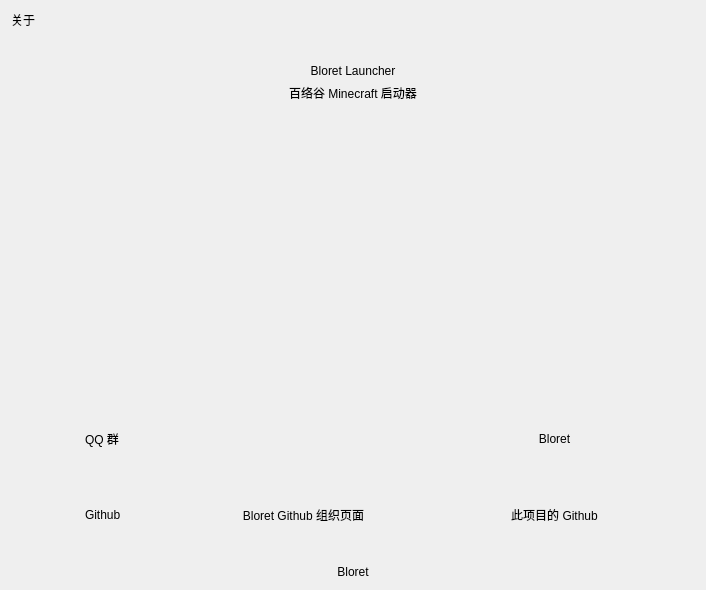
Old version of the form ui/info.ui in the repository BloretCrew/Bloret-Launcher.
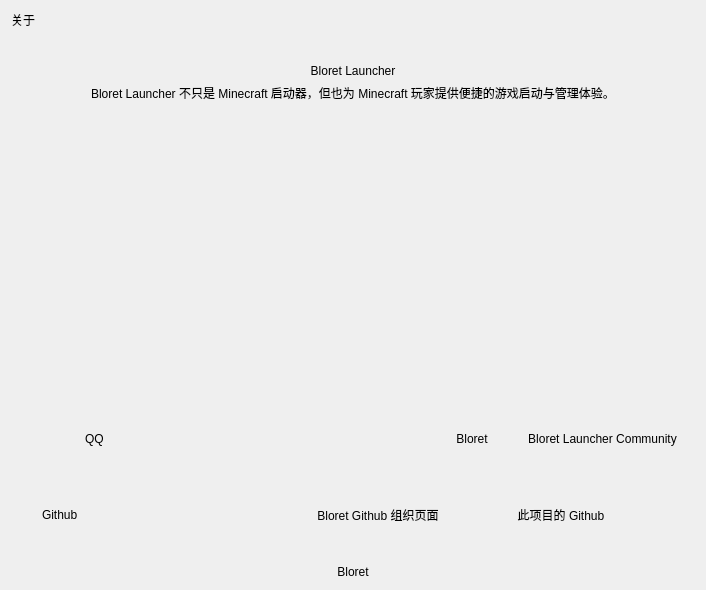
New version of the form. Icons and pictures are not drawn. Custom widgets are drawn as their Qt base class.

Commit message:
feat功能): 增加 Bloret PassPort 功能并优化用户界面
- 新增 Bloret PassPort 功能，包括用户登录、登出和权限管理
- 优化用户界面，调整布局和样式，提高可读性和易用性
- 添加新功能：显示软件打开过程、重复运行设置
- 修复部分现有功能，如下载源选择和自定义应用程序

Patch:
```diff
--- a/ui/info.ui
+++ b/ui/info.ui
@@ -93,7 +93,7 @@
        <item>
         <widget class="CaptionLabel" name="CaptionLabel_3">
          <property name="text">
-          <string>百络谷 Minecraft 启动器</string>
+          <string>Bloret Launcher 不只是 Minecraft 启动器，但也为 Minecraft 玩家提供便捷的游戏启动与管理体验。</string>
          </property>
          <property name="alignment">
           <set>Qt::AlignCenter</set>
@@ -185,7 +185,10 @@
           <item>
            <widget class="StrongBodyLabel" name="StrongBodyLabel_11">
             <property name="text">
-             <string>QQ 群</string>
+             <string>QQ</string>
+            </property>
+            <property name="wordWrap">
+             <bool>true</bool>
             </property>
            </widget>
           </item>
@@ -206,7 +209,7 @@
            <widget class="PushButton" name="pushButton">
             <property name="minimumSize">
              <size>
-              <width>245</width>
+              <width>100</width>
               <height>0</height>
              </size>
             </property>
@@ -215,6 +218,19 @@
             </property>
            </widget>
           </item>
+          <item>
+           <widget class="PushButton" name="BLC_QQ">
+            <property name="minimumSize">
+             <size>
+              <width>0</width>
+              <height>0</height>
+             </size>
+            </property>
+            <property name="text">
+             <string>Bloret Launcher Community</string>
+            </property>
+           </widget>
+          </item>
          </layout>
         </widget>
        </item>
@@ -237,7 +253,7 @@
            <widget class="QLabel" name="Github_icon">
             <property name="minimumSize">
              <size>
-              <width>50</width>
+              <width>0</width>
               <height>50</height>
              </size>
             </property>
@@ -260,6 +276,9 @@
             <property name="text">
              <string>Github</string>
             </property>
+            <property name="wordWrap">
+             <bool>true</bool>
+            </property>
            </widget>
           </item>
           <item>
@@ -279,7 +298,7 @@
            <widget class="PushButton" name="pushButton_2">
             <property name="minimumSize">
              <size>
-              <width>245</width>
+              <width>0</width>
               <height>20</height>
              </size>
             </property>
@@ -298,7 +317,7 @@
             </property>
             <property name="minimumSize">
              <size>
-              <width>245</width>
+              <width>0</width>
               <height>0</height>
              </size>
             </property>
```
Left out of the diff: 13 changed lines with no effect on the pictures. The commit also changes 7 other files.
